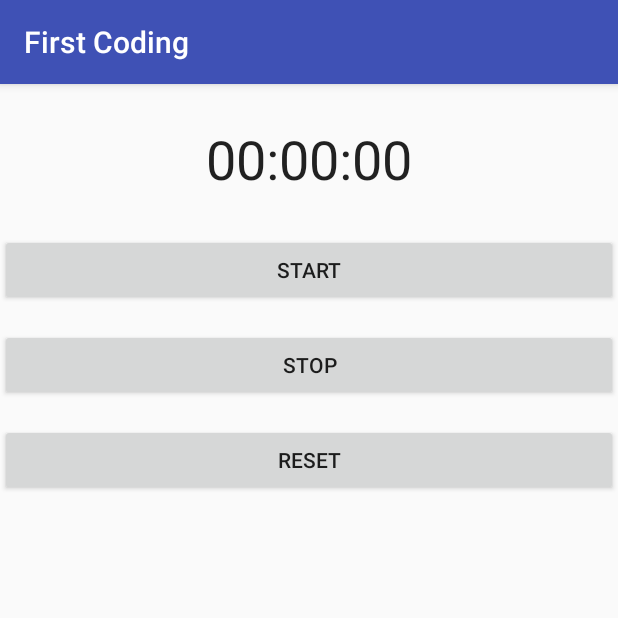
After one commit to huyang2100/FirstCoding, an Android app: the ChronometerActivity screen opened directly, with no data from a screen before it, on a phone screen of 412 x 824 dp, the top half of it. The commit adds this screen. Run offline under Robolectric (Android 15) with nearby library versions, the phone set to English and light mode, and no system bars.

Commit message:
add item chronometer

```diff
--- a/app/src/main/AndroidManifest.xml
+++ b/app/src/main/AndroidManifest.xml
@@ -21,6 +21,7 @@
     <uses-permission android:name="android.permission.VIBRATE" />
     <uses-permission android:name="android.permission.WAKE_LOCK" />
     <uses-permission android:name="android.permission.WRITE_SETTINGS" />
+    <uses-permission android:name="android.permission.RECORD_AUDIO" />
 
     <application
         android:name=".app.FCApplication"
@@ -182,7 +183,9 @@
         <activity android:name=".activity.CriminalActivity" />
         <activity android:name=".activity.CriminalListActivity" />
         <activity android:name=".activity.ConstraintLayoutActivity" />
-        <activity android:name=".activity.CrimePagerActivity"></activity>
+        <activity android:name=".activity.CrimePagerActivity" />
+        <activity android:name=".activity.AudioRecorderActivity" />
+        <activity android:name=".activity.ChronometerActivity"></activity>
     </application>
 
 </manifest>
--- /dev/null
+++ b/app/src/main/java/net/sourceforge/simcpux/activity/ChronometerActivity.java
@@ -0,0 +1,61 @@
+package net.sourceforge.simcpux.activity;
+
+import android.content.Context;
+import android.content.Intent;
+import android.os.SystemClock;
+import android.support.v7.app.AppCompatActivity;
+import android.os.Bundle;
+import android.text.format.DateFormat;
+import android.view.View;
+import android.widget.Chronometer;
+
+import net.sourceforge.simcpux.R;
+
+public class ChronometerActivity extends AppCompatActivity {
+
+    private Chronometer chronometer;
+    private long lastTime;
+
+    @Override
+    protected void onCreate(Bundle savedInstanceState) {
+        super.onCreate(savedInstanceState);
+        setContentView(R.layout.activity_chronometer);
+
+        chronometer = findViewById(R.id.chronometer);
+        chronometer.setOnChronometerTickListener(new Chronometer.OnChronometerTickListener() {
+            @Override
+            public void onChronometerTick(Chronometer chronometer) {
+                long t = SystemClock.elapsedRealtime() - chronometer.getBase();
+                chronometer.setText(DateFormat.format("kk:mm:ss", t));
+            }
+        });
+        findViewById(R.id.btn_start).setOnClickListener(new View.OnClickListener() {
+            @Override
+            public void onClick(View v) {
+                if (lastTime == 0L) {
+                    chronometer.setBase(SystemClock.elapsedRealtime());
+                } else {
+                    chronometer.setBase(chronometer.getBase() + (SystemClock.elapsedRealtime() - lastTime));
+                }
+                chronometer.start();
+            }
+        });
+        findViewById(R.id.btn_reset).setOnClickListener(new View.OnClickListener() {
+            @Override
+            public void onClick(View v) {
+                chronometer.setBase(SystemClock.elapsedRealtime());
+            }
+        });
+        findViewById(R.id.btn_stop).setOnClickListener(new View.OnClickListener() {
+            @Override
+            public void onClick(View v) {
+                chronometer.stop();
+                lastTime = SystemClock.elapsedRealtime();
+            }
+        });
+    }
+
+    public static Intent newIntent(Context context) {
+        return new Intent(context, ChronometerActivity.class);
+    }
+}
--- /dev/null
+++ b/app/src/main/res/layout/activity_chronometer.xml
@@ -0,0 +1,40 @@
+<?xml version="1.0" encoding="utf-8"?>
+<LinearLayout xmlns:android="http://schemas.android.com/apk/res/android"
+    xmlns:app="http://schemas.android.com/apk/res-auto"
+    xmlns:tools="http://schemas.android.com/tools"
+    android:layout_width="match_parent"
+    android:layout_height="match_parent"
+    android:orientation="vertical"
+    tools:context="net.sourceforge.simcpux.activity.ChronometerActivity">
+
+
+    <Chronometer
+        android:id="@+id/chronometer"
+        android:layout_width="match_parent"
+        android:layout_height="100dp"
+        android:gravity="center"
+        android:format="00:00:00"
+        android:textSize="36sp" />
+
+    <Button
+        android:id="@+id/btn_start"
+        android:layout_width="match_parent"
+        android:layout_height="wrap_content"
+        android:text="start" />
+
+
+    <Button
+        android:id="@+id/btn_stop"
+        android:layout_width="match_parent"
+        android:layout_height="wrap_content"
+        android:layout_marginTop="15dp"
+        android:text="stop" />
+
+
+    <Button
+        android:id="@+id/btn_reset"
+        android:layout_width="match_parent"
+        android:layout_height="wrap_content"
+        android:layout_marginTop="15dp"
+        android:text="reset" />
+</LinearLayout>
```
Also changed, not shown: app/src/main/java/net/sourceforge/simcpux/activity/AudioRecorderActivity.java (added, +192 -0 lines), app/src/main/java/net/sourceforge/simcpux/activity/MainActivity.java (+14 -0 lines), app/src/main/res/layout/activity_audio_recorder.xml (added, +9 -0 lines), app/src/main/res/layout/activity_main.xml (+14 -0 lines).
